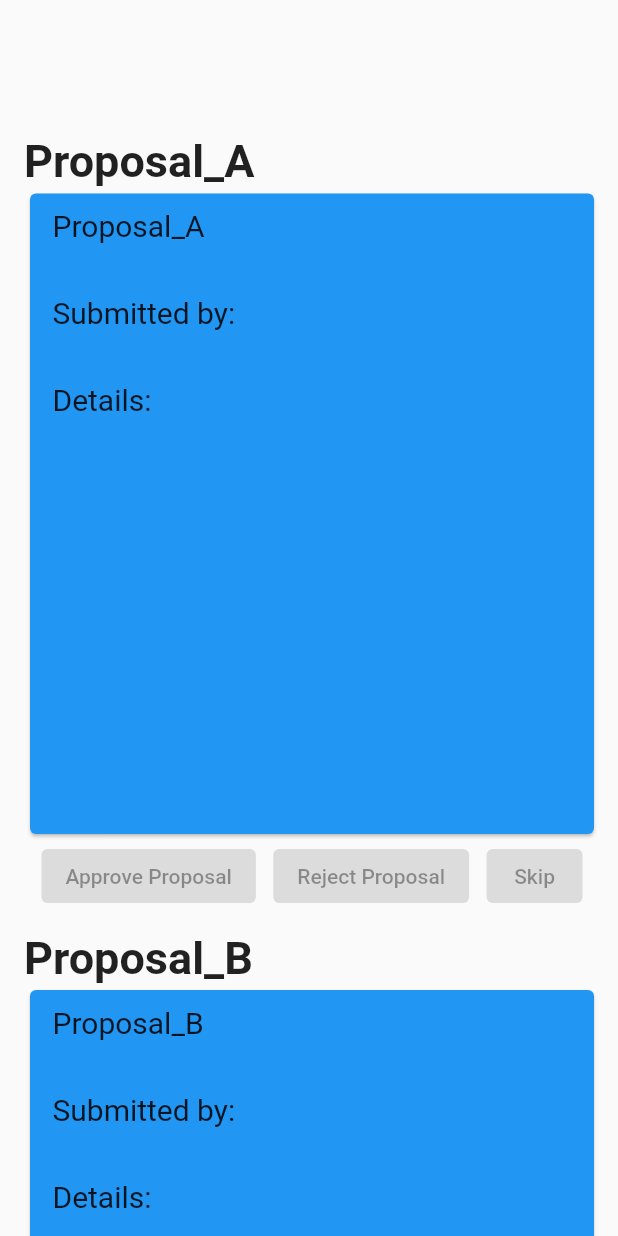
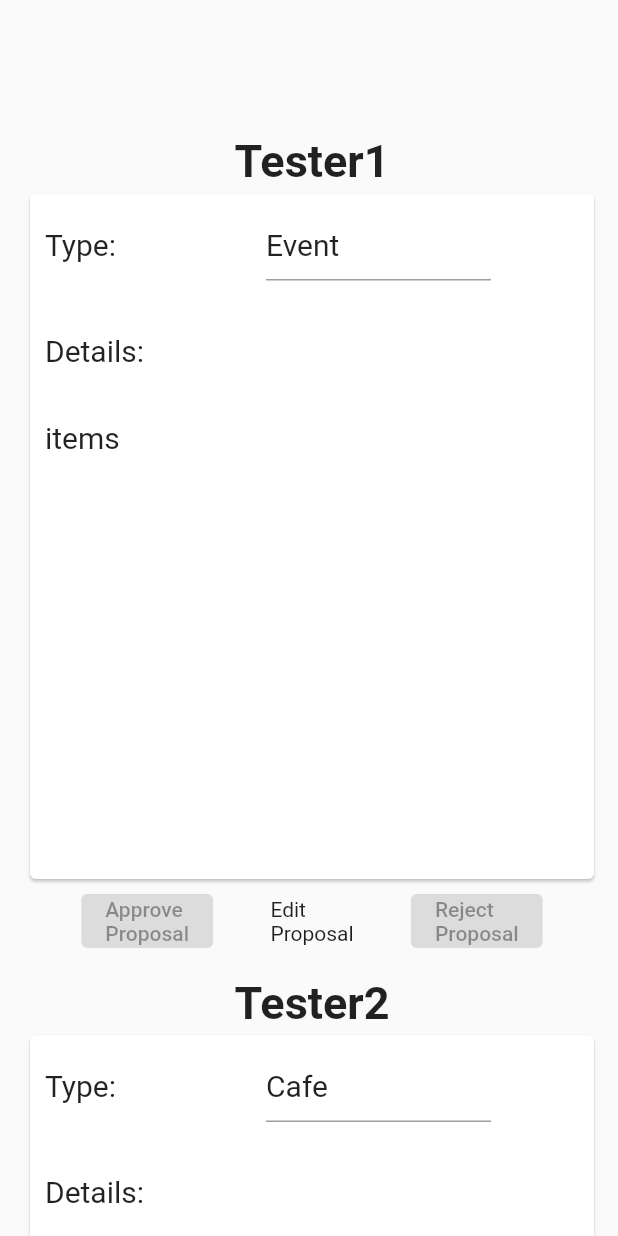
Before and after one commit to YousifT/Nomad_Application, a Flutter app: the screen it shows after launch, item 4 of the bottom bar chosen, after a tap on "Proposals", on a phone screen of 412 x 824 dp. Run offline on Flutter 3.47's test engine with Material 2 defaults, Android fonts, the phone set to English and light mode, and no system bars; our stand-ins replace carousel_slider, cloud_firestore, firebase_auth, firebase_core, location; accounts and stored records are empty; statements that could not run were skipped.

Commit message:
Proposal Form work

```diff
--- a/nomad/lib/Pages/Admin_Pages/Proposals_page.dart
+++ b/nomad/lib/Pages/Admin_Pages/Proposals_page.dart
@@ -1,5 +1,7 @@
 import 'package:flutter/material.dart';
+import 'package:nomad/Pages/Guide_page.dart';
 import 'package:nomad/Pages/Home_page.dart';
+import 'package:nomad/Pages/Proposal_Form.dart';
 
 class ProposalPage extends StatefulWidget {
   const ProposalPage({super.key});
@@ -9,33 +11,34 @@ class ProposalPage extends StatefulWidget {
 }
 
 var list_of_Proposals = [
-  AdminPropsals("Proposal_1", ["Proposal_1", "Submitted by:", "Details:"]),
-  AdminPropsals("Proposal_2", ["Proposal_2", "Submitted by:", "Details:"]),
-  AdminPropsals("Proposal_3", ["Proposal_3", "Submitted by:", "Details:"])
+  AdminPropsals(Proposal("Empty", "NULL", "NULL", "NULL")),
 ];
 
-Future<void>? getProposals() {
+Future<void>? getProposals(var context) {
   // Connect to DB
   // Get all Proposals from DB
   // update list_of_Proposals
   list_of_Proposals = [];
   list_of_Proposals = [
-    AdminPropsals("Proposal_A", ["Proposal_A", "Submitted by:", "Details:"]),
-    AdminPropsals("Proposal_B", ["Proposal_B", "Submitted by:", "Details:"]),
-    AdminPropsals("Proposal_C", ["Proposal_C", "Submitted by:", "Details:"])
+    AdminPropsals(
+        Proposal("Tester1", "Event", "_description", "_location"), context),
+    AdminPropsals(
+        Proposal("Tester2", "Cafe", "_description", "_location"), context),
+    AdminPropsals(
+        Proposal("Tester3", "Event", "_description", "_location"), context)
   ];
 }
 
 class _ProposalPageState extends State<ProposalPage> {
   @override
   Widget build(BuildContext context) {
-    getProposals();
+    getProposals(context);
     return Scaffold(
-      body: Padding(
+      body: Container(
+        child: Padding(
           padding: const EdgeInsets.fromLTRB(8, 80, 8, 0),
-        child: Expanded(
           child: SingleChildScrollView(
-            physics: ClampingScrollPhysics(),
+            physics: const ClampingScrollPhysics(),
             child: Column(
                 children: [for (var proposal in list_of_Proposals) proposal]),
           ),
@@ -45,44 +48,48 @@ class _ProposalPageState extends State<ProposalPage> {
   }
 }
 
-Widget AdminPropsals(String title, var items) {
+Widget AdminPropsals(Proposal proposal, [var context]) {
+  bool isReadOnly = true;
+
   return Container(
       padding: const EdgeInsets.fromLTRB(8, 10, 4, 3),
       child: Column(
         children: [
           SizedBox(
-              height: 470,
+              height: 500,
               width: double.maxFinite,
               child: Column(children: [
-                Row(
-                    mainAxisAlignment: MainAxisAlignment.spaceBetween,
-                    children: [
                 Text(
-                        title,
-                        style: TextStyle(
-                            fontSize: 30, fontWeight: FontWeight.bold),
-                      )
-                    ]),
+                  proposal.name,
+                  style: TextStyle(fontSize: 30, fontWeight: FontWeight.bold),
+                ),
                 Expanded(
-                  child: SizedBox(
-                    height: 50,
-                    width: double.maxFinite,
                   child: Card(
-                      color: Colors.blue,
-                      child: Padding(
-                        padding: const EdgeInsets.fromLTRB(5, 00, 5, 0),
+                    //color: Colors.blue,
                     child: Column(
                       children: [
                         Row(
-                              mainAxisAlignment: MainAxisAlignment.start,
-                              crossAxisAlignment: CrossAxisAlignment.start,
                           children: [
                             Padding(
-                                  padding:
-                                      const EdgeInsets.fromLTRB(10, 10, 0, 0),
-                                  child: Text(
-                                    items[0],
+                              padding: const EdgeInsets.fromLTRB(10, 10, 0, 0),
+                              child: Row(
+                                mainAxisAlignment:
+                                    MainAxisAlignment.spaceBetween,
+                                children: [
+                                  Text(
+                                    "Type:",
                                     style: TextStyle(fontSize: 20),
+                                  ),
+                                  SizedBox(width: 100),
+                                  SizedBox(
+                                    width: 150,
+                                    child: TextFormField(
+                                      readOnly: proposal.readOnlyFlag,
+                                      initialValue: proposal.type,
+                                      style: TextStyle(fontSize: 20),
+                                    ),
+                                  )
+                                ],
                               ),
                             )
                           ],
@@ -94,10 +101,9 @@ Widget AdminPropsals(String title, var items) {
                         Row(
                           children: [
                             Padding(
-                                  padding:
-                                      const EdgeInsets.fromLTRB(10, 10, 0, 0),
+                              padding: const EdgeInsets.fromLTRB(10, 10, 0, 0),
                               child: Text(
-                                    items[1],
+                                "Details: ",
                                 style: TextStyle(fontSize: 20),
                               ),
                             ),
@@ -112,10 +118,9 @@ Widget AdminPropsals(String title, var items) {
                           crossAxisAlignment: CrossAxisAlignment.start,
                           children: [
                             Padding(
-                                  padding:
-                                      const EdgeInsets.fromLTRB(10, 10, 0, 0),
+                              padding: const EdgeInsets.fromLTRB(10, 10, 0, 0),
                               child: Text(
-                                    items[2],
+                                "items",
                                 style: TextStyle(fontSize: 20),
                               ),
                             ),
@@ -125,15 +130,20 @@ Widget AdminPropsals(String title, var items) {
                     ),
                   ),
                 ),
-                  ),
-                ),
               ])),
           Row(
             mainAxisAlignment: MainAxisAlignment.spaceEvenly,
             children: [
-              ElevatedButton(onPressed: null, child: Text("Approve Proposal")),
-              ElevatedButton(onPressed: null, child: Text("Reject Proposal")),
-              ElevatedButton(onPressed: null, child: Text("Skip")),
+              ElevatedButton(
+                  onPressed: ProposalApprove(proposal),
+                  child: Text("Approve\nProposal")),
+              InkWell(
+                onTap: () => {EditProposal(proposal, context)},
+                child: Text("Edit\nProposal"),
+              ),
+              ElevatedButton(
+                  onPressed: ProposalReject(proposal),
+                  child: Text("Reject\nProposal")),
             ],
           )
         ],
@@ -145,9 +155,30 @@ ProposalApprove(Proposal spot) {
   // add to the DB the new spot
 }
 
+EditProposal(Proposal spot, [var context]) {
+  Navigator.pushReplacement(
+      context,
+      MaterialPageRoute(
+        builder: (context) => const ProposalForm(),
+      ));
+}
+
+ProposalReject(Proposal spot) {
+  // Delete it from the DB list of Pending Proposal
+  //Optional: pop up a text box, write a reason, send it as an email respone to the user
+}
+
 class Proposal {
-  final String name = "";
-  final String description = "";
-  final String location = "";
-  final Image_List = [];
+  late String name;
+  late String type;
+  late String description;
+  late String location;
+  bool readOnlyFlag = true;
+
+  Proposal(String _name, String _type, String _description, String _location) {
+    this.name = _name;
+    this.type = _type;
+    this.description = _description;
+    this.location = _location;
   }
+}
--- a/nomad/lib/Pages/Guide_page.dart
+++ b/nomad/lib/Pages/Guide_page.dart
@@ -45,7 +45,7 @@ class GuidePage extends StatelessWidget {
                 Navigator.push(
                   context,
                   MaterialPageRoute(
-                    builder: (context) => const ProposalForm(),
+                    builder: (context) => const PackagePlans(),
                   ),
                 );
               },
--- a/nomad/lib/Pages/Proposal_Form.dart
+++ b/nomad/lib/Pages/Proposal_Form.dart
@@ -116,6 +116,9 @@ class _ProposalFormState extends State<ProposalForm> {
                   ))
 
               // Upload Images *Optional
+
+              // Submit Form button
+              // Submitted By: User email info.
             ],
           ),
         ),
```
Lines whose indentation alone changed are shown as unchanged.
